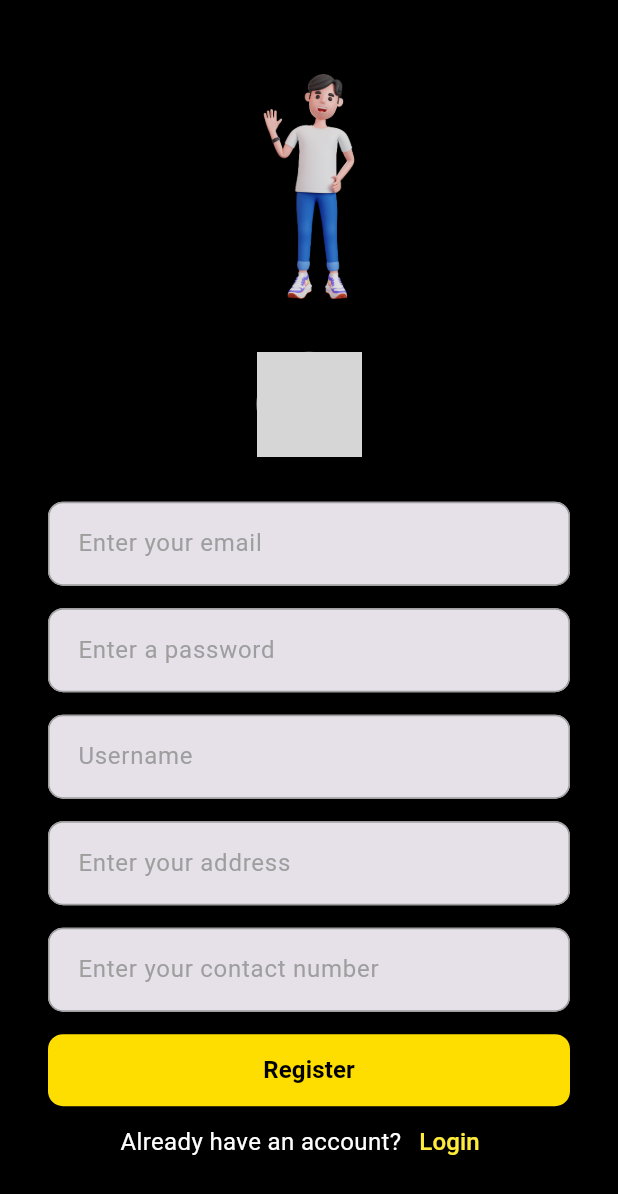
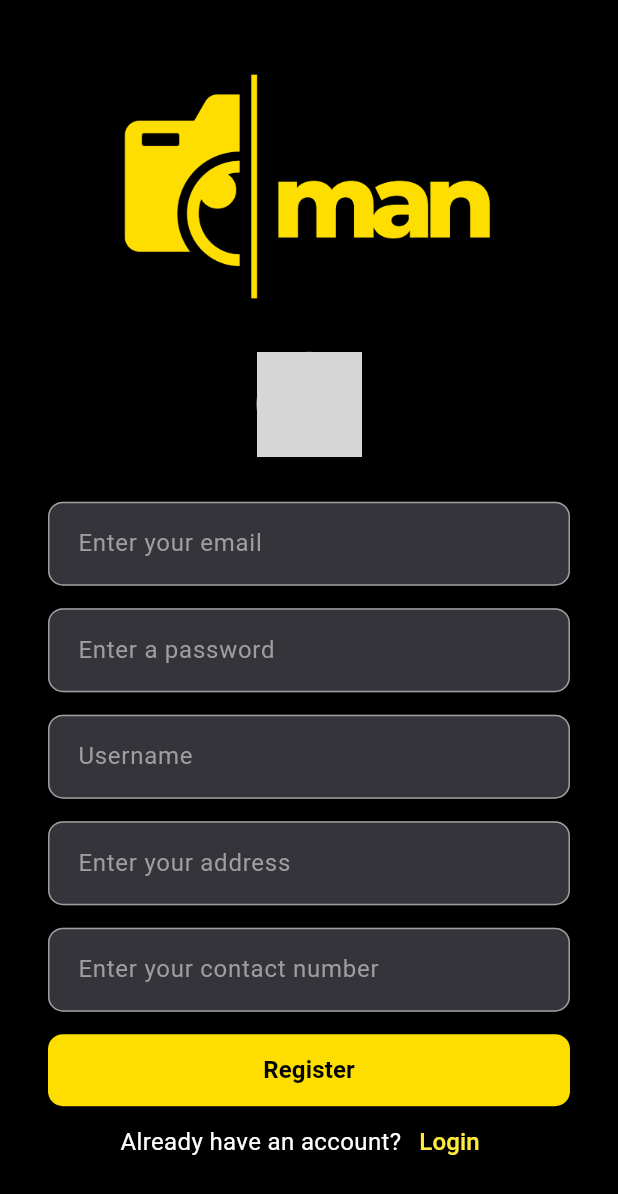
Before and after one commit to RangaDM/Cman_mobile_app, a Flutter app: the screen it shows after launch, on a phone screen of 412 x 824 dp. Shown: the top 1194 px of the screen. Run offline on Flutter 3.47's test engine with Material 3 defaults, Android fonts, the phone set to English and light mode, and no system bars; our stand-ins replace firebase_core; accounts and stored records are empty; network calls fail; grey boxes are pictures that could not be loaded.

Commit message:
user reg page

```diff
--- a/lib/main.dart
+++ b/lib/main.dart
@@ -1,9 +1,9 @@
-import 'package:c_man_mobapp/screens/auth/login_screen.dart';
 import 'package:c_man_mobapp/screens/auth/user_reg_screen.dart';
+import 'package:c_man_mobapp/utils/colors.dart';
 import 'package:firebase_core/firebase_core.dart';
 import 'package:flutter/material.dart';
+
 import 'firebase_options.dart';
-
 
 Future<void> main() async {
   WidgetsFlutterBinding.ensureInitialized();
@@ -16,7 +16,10 @@ class MyApp extends StatelessWidget {
 
   @override
   Widget build(BuildContext context) {
-    return const MaterialApp(
+    return MaterialApp(
+      theme: ThemeData.dark().copyWith(
+        scaffoldBackgroundColor: mobileBackgroundColor,
+      ),
       debugShowCheckedModeBanner: false,
       title: 'Cman',
       home: UserReg(),
--- a/lib/screens/auth/user_reg_screen.dart
+++ b/lib/screens/auth/user_reg_screen.dart
@@ -20,22 +20,19 @@ class _UserRegState extends State<UserReg> {
   @override
   Widget build(BuildContext context) {
     return Scaffold(
-        backgroundColor: mobileBackgroundColor,
         body: SafeArea(
             child: SingleChildScrollView(
       child: Container(
         height: MediaQuery.of(context).size.height,
         padding: const EdgeInsets.symmetric(horizontal: 32),
         width: double.infinity,
-            child: Column(
-                crossAxisAlignment: CrossAxisAlignment.center,
-                children: [
+        child: Column(crossAxisAlignment: CrossAxisAlignment.center, children: [
           Container(
             // padding: EdgeInsets.only(right: 40),
             height: MediaQuery.of(context).size.height * 0.06,
           ),
           Image.asset(
-                    'assets/himan.png',
+            'assets/logoyellow.png',
             height: 150,
           ),
           const SizedBox(
@@ -57,8 +54,7 @@ class _UserRegState extends State<UserReg> {
                     width: 40,
                     decoration: BoxDecoration(
                         color: Colors.black38,
-                                borderRadius:
-                                    BorderRadiusDirectional.circular(30)),
+                        borderRadius: BorderRadiusDirectional.circular(30)),
                     child: IconButton(
                       onPressed: () {},
                       icon: const Icon(Icons.add_a_photo),
--- a/pubspec.yaml
+++ b/pubspec.yaml
@@ -27,3 +27,5 @@ flutter:
   assets:
     - assets/himan.png
     - assets/logoyellow.png
+    - assets/logoBlack.png
+    - assets/logowhite.png
```
Lines whose indentation alone changed are shown as unchanged.
